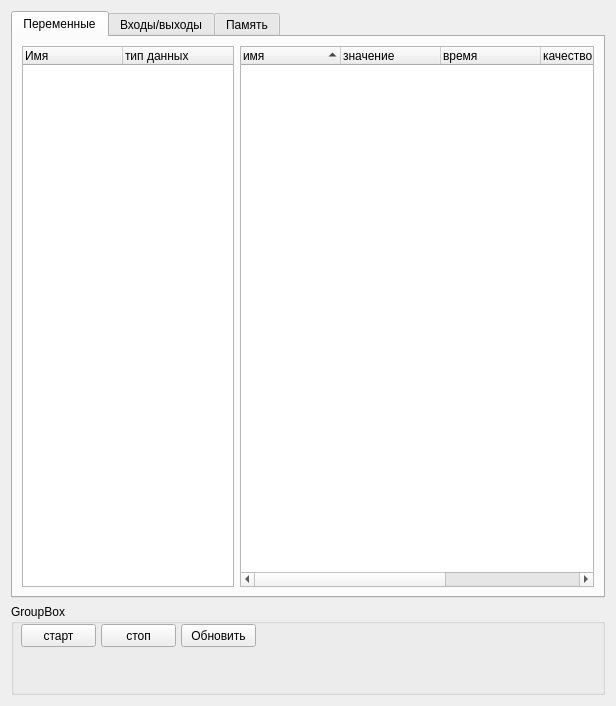
This is Debugger/debuggerform.ui in atikbif/relkonIDE as Qt 5 draws it before an edit. The edited form follows.
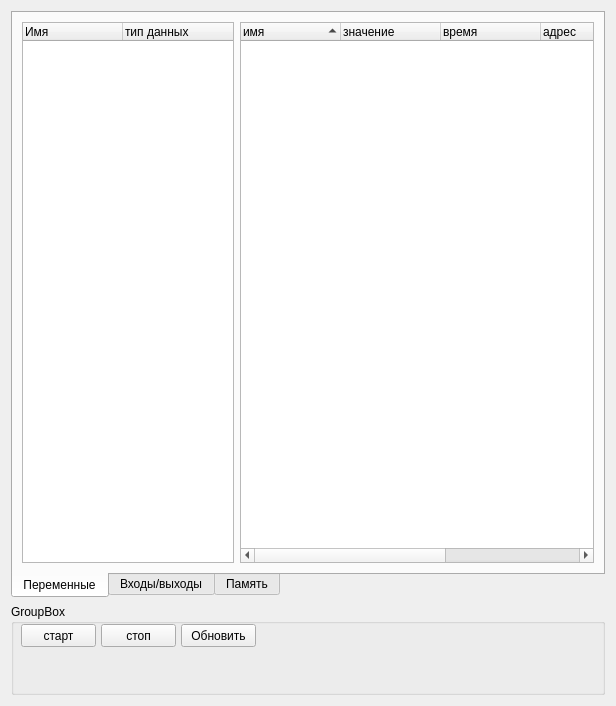
This is the edited form.

What changed in the file:
```diff
--- a/Debugger/debuggerform.ui
+++ b/Debugger/debuggerform.ui
@@ -22,6 +22,12 @@
        <height>411</height>
       </size>
      </property>
+     <property name="layoutDirection">
+      <enum>Qt::LeftToRight</enum>
+     </property>
+     <property name="tabPosition">
+      <enum>QTabWidget::South</enum>
+     </property>
      <property name="currentIndex">
       <number>0</number>
      </property>
@@ -95,7 +101,7 @@
          </column>
          <column>
           <property name="text">
-           <string>качество</string>
+           <string>адрес</string>
           </property>
          </column>
          <column>
```
